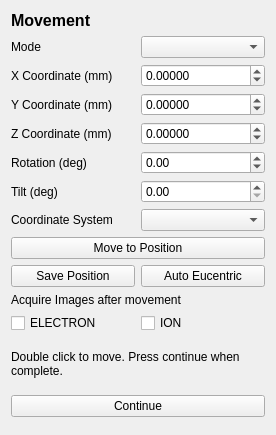
First picture: the form in fibsem/ui/qtdesigner_files/FibsemMovementWidget.ui, repository DeMarcoLab/fibsem, before the edit.
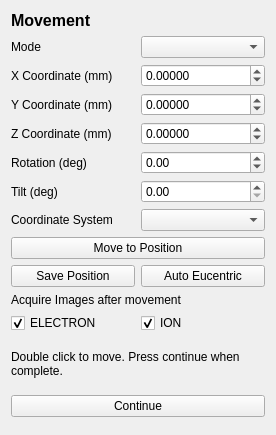
Second picture: the form after the edit.

Commit message: BUG: double right click shouldnt move, optional image after move

What changed in the file:
```diff
--- a/fibsem/ui/qtdesigner_files/FibsemMovementWidget.ui
+++ b/fibsem/ui/qtdesigner_files/FibsemMovementWidget.ui
@@ -103,6 +103,9 @@
      <property name="text">
       <string>ION</string>
      </property>
+     <property name="checked">
+      <bool>true</bool>
+     </property>
     </widget>
    </item>
    <item row="15" column="0" colspan="2">
@@ -173,6 +176,9 @@
      <property name="text">
       <string>ELECTRON</string>
      </property>
+     <property name="checked">
+      <bool>true</bool>
+     </property>
     </widget>
    </item>
    <item row="10" column="1">
```
The commit also changes 2 other files.
